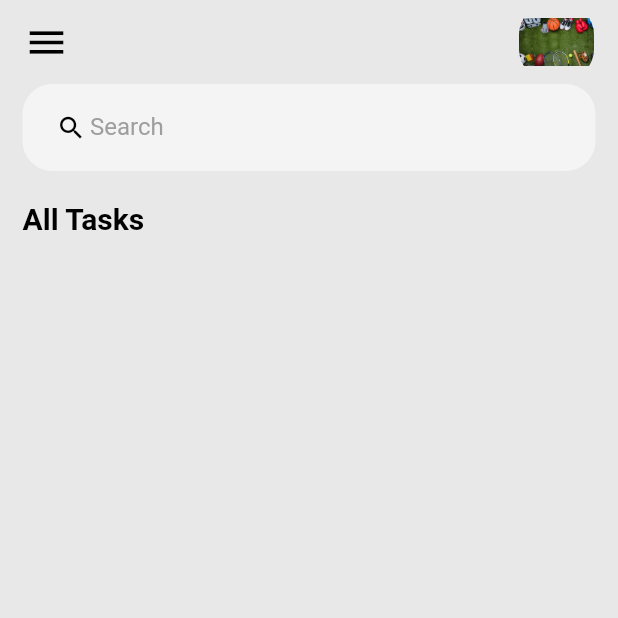
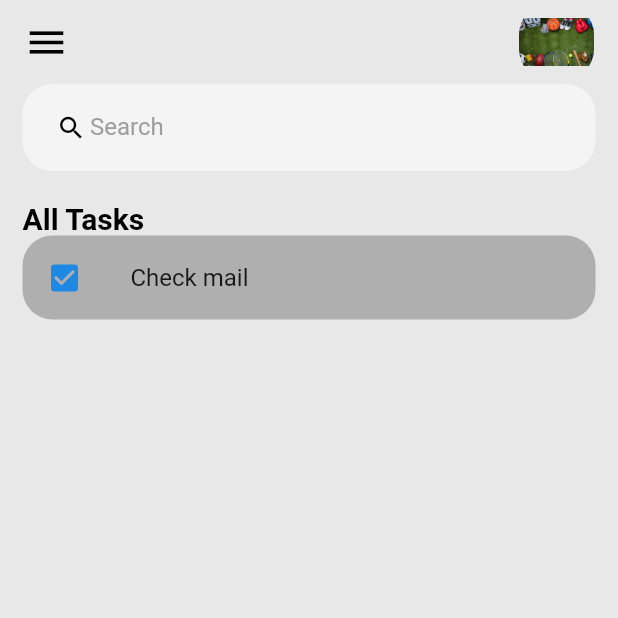
Before and after one commit to Angel-cuba/Flutter_TODO, a Flutter app: the screen it shows after launch, on a phone screen of 412 x 824 dp, the top half of it. Run offline on Flutter 3.47's test engine with Material 2 defaults, Android fonts, the phone set to English and light mode, and no system bars.

Commit message:
Add item widget

```diff
--- a/lib/screens/home.dart
+++ b/lib/screens/home.dart
@@ -2,6 +2,7 @@
 
 import 'package:flutter/material.dart';
 import 'package:todo_app/constants/color.dart';
+import 'package:todo_app/widgets/todo_item.dart';
 
 class MyHomePage extends StatelessWidget {
   const MyHomePage({super.key, required this.title});
@@ -37,7 +38,8 @@ class MyHomePage extends StatelessWidget {
                         fontSize: 20,
                         fontWeight: FontWeight.w600,
                       )),
-                )
+                ),
+                TodoItem(),
               ],
             ))
           ]),
--- /dev/null
+++ b/lib/widgets/todo_item.dart
@@ -0,0 +1,20 @@
+import 'package:flutter/material.dart';
+
+import 'package:todo_app/constants/color.dart';
+
+class TodoItem extends StatelessWidget {
+  const TodoItem({Key? key}) : super(key: key);
+
+  @override
+  Widget build(BuildContext context) {
+    return Container(
+      child: ListTile(
+        onTap: () {},
+        shape: RoundedRectangleBorder(borderRadius: BorderRadius.circular(20)),
+        tileColor: tdGrey,
+        leading: Icon(Icons.check_box, color: tdBlue),
+        title: Text('Check mail'),
+      ),
+    );
+  }
+}
```
